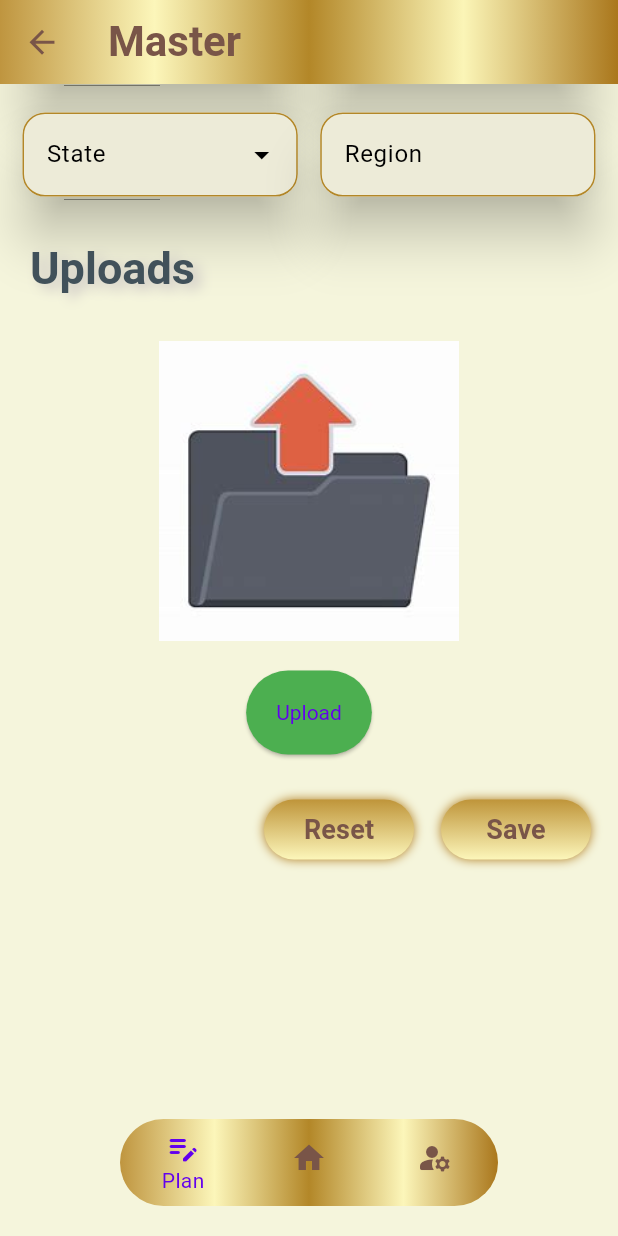
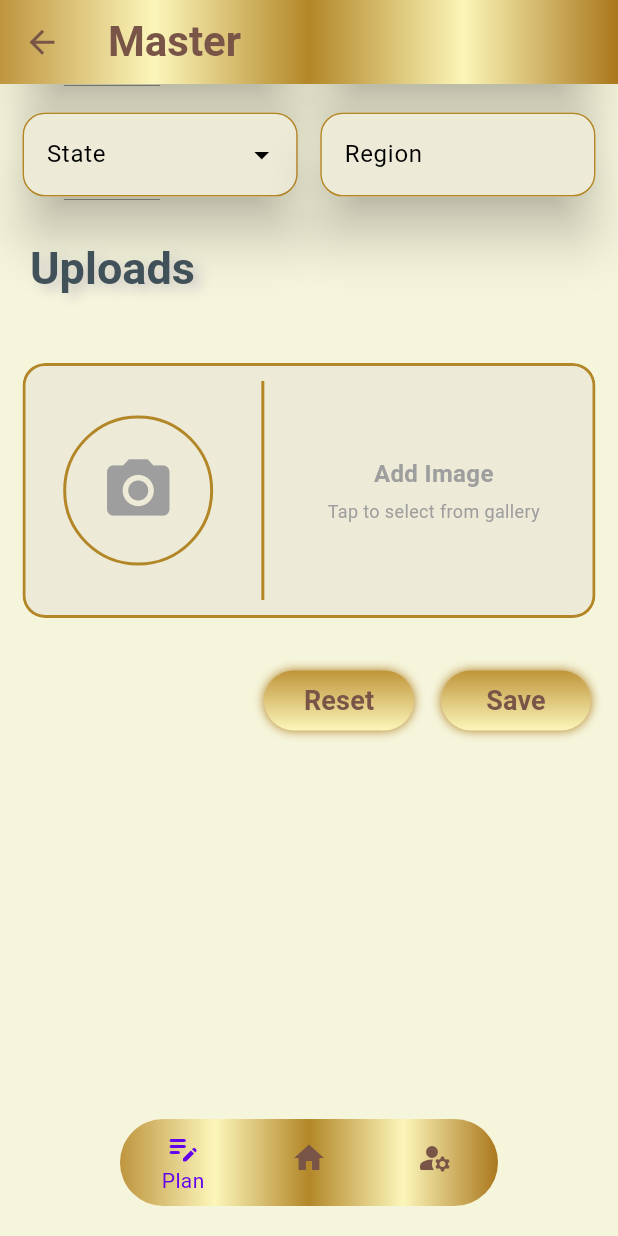
Before and after one commit to shivam-hub/mr-app, a Flutter app: the MasterScreen screen opened directly, scrolled down 576 dp, on a phone screen of 412 x 824 dp. Run offline on Flutter 3.47's test engine with Material 3 defaults, Android fonts, the phone set to English and light mode, and no system bars; drawn by our look-alikes of dropdown_textfield; our stand-ins replace bloc, date_picker_timeline, date_time_picker, equatable, flutter_bloc, geolocator and 4 more; accounts and stored records are empty.

Commit message:
upload image done

```diff
--- a/lib/screens/master_screen.dart
+++ b/lib/screens/master_screen.dart
@@ -113,8 +113,8 @@ class _MasterScreenState extends State<MasterScreen> {
                       titleTextStyle:
                           TextStyle(fontWeight: FontWeight.w600, shadows: [
                         Shadow(
-                          color:
-                              Color.fromARGB(255, 201, 195, 195), // shadow color
+                          color: Color.fromARGB(
+                              255, 201, 195, 195), // shadow color
                           offset: Offset(5.0, 3.0), // shadow offset
                           blurRadius: 10, // shadow blur radius
                         ),
@@ -171,8 +171,8 @@ class _MasterScreenState extends State<MasterScreen> {
                       titleTextStyle:
                           TextStyle(fontWeight: FontWeight.w600, shadows: [
                         Shadow(
-                          color:
-                              Color.fromARGB(255, 201, 195, 195), // shadow color
+                          color: Color.fromARGB(
+                              255, 201, 195, 195), // shadow color
                           offset: Offset(5.0, 3.0), // shadow offset
                           blurRadius: 10, // shadow blur radius
                         ),
@@ -260,8 +260,8 @@ class _MasterScreenState extends State<MasterScreen> {
                       titleTextStyle:
                           TextStyle(fontWeight: FontWeight.w600, shadows: [
                         Shadow(
-                          color:
-                              Color.fromARGB(255, 201, 195, 195), // shadow color
+                          color: Color.fromARGB(
+                              255, 201, 195, 195), // shadow color
                           offset: Offset(5.0, 3.0), // shadow offset
                           blurRadius: 10, // shadow blur radius
                         ),
@@ -270,42 +270,86 @@ class _MasterScreenState extends State<MasterScreen> {
                     ),
 
                     // Add your photo upload widget here
-                    Column(
-                      mainAxisAlignment: MainAxisAlignment.center,
-                      children: [
-                        selectedImagePath == ''
-                            ? Image.asset(
-                                'asset/images/image.jpg',
-                                height: 200,
-                                width: 200,
-                                fit: BoxFit.fill,
-                              )
-                            : Image.file(
-                                File(selectedImagePath),
-                                height: 200,
-                                width: 200,
-                                fit: BoxFit.fill,
+                    Container(
+                      height: 200,
+                      padding: const EdgeInsets.all(15),
+                      child: ClipRRect(
+                        borderRadius: BorderRadius.circular(15),
+                        child: Container(
+                          decoration: BoxDecoration(
+                            border: Border.all(
+                              color: AppColors.textFieldBorderColor,
+                              width: 2,
+                            ),
+                            borderRadius: BorderRadius.circular(15),
+                            color: const Color.fromARGB(255, 237, 235, 216),
+                          ),
+                          child: Row(
+                            mainAxisAlignment: MainAxisAlignment.spaceEvenly,
+                            children: [
+                              Container(
+                                width: 100,
+                                height: 100,
+                                decoration: BoxDecoration(
+                                  shape: BoxShape.circle,
+                                  border: Border.all(
+                                    color: AppColors.textFieldBorderColor,
+                                    width: 2,
+                                  ),
+                                ),
+                                child: Icon(
+                                  Icons.camera_alt,
+                                  size: 50,
+                                  color: Colors.grey,
+                                ),
                               ),
-                        const SizedBox(
-                          height: 20.0,
+                              const VerticalDivider(
+                                color: AppColors.textFieldBorderColor,
+                                thickness: 2,
+                                indent: 10,
+                                endIndent: 10,
+                              ),
+                              InkWell(
+                                onTap: () async {
+                                  selectImage(context);
+                                  setState(() {});
+                                },
+                                child: Container(
+                                  padding: const EdgeInsets.all(10),
+                                  decoration: BoxDecoration(
+                                    color: const Color.fromARGB(
+                                        255, 237, 235, 216),
+                                    borderRadius: BorderRadius.circular(8),
+                                  ),
+                                  child: const Column(
+                                    mainAxisAlignment: MainAxisAlignment.center,
+                                    children: [
+                                      Text(
+                                        'Add Image',
+                                        style: TextStyle(
+                                          fontSize: 16,
+                                          fontWeight: FontWeight.bold,
+                                          color: Colors.grey,
+                                        ),
+                                      ),
+                                      SizedBox(height: 5),
+                                      Text(
+                                        'Tap to select from gallery',
+                                        style: TextStyle(
+                                          fontSize: 12,
+                                          color: Colors.grey,
+                                        ),
+                                      ),
+                                    ],
+                                  ),
+                                ),
+                              ),
+                            ],
+                          ),
                         ),
-                        ElevatedButton(
-                            style: ButtonStyle(
-                                backgroundColor:
-                                    MaterialStateProperty.all(Colors.green),
-                                padding: MaterialStateProperty.all(
-                                    const EdgeInsets.all(20)),
-                                textStyle: MaterialStateProperty.all(
-                                    const TextStyle(
-                                        fontSize: 14, color: Colors.white))),
-                            onPressed: () async {
-                              selectImage(context);
-                              setState(() {});
-                            },
-                            child: const Text('Upload')),
-                        const SizedBox(height: 10),
-                      ],
+                      ),
                     ),
+
                     const SizedBox(height: 20),
                     Row(
                       mainAxisAlignment: MainAxisAlignment.end,
```
Also changed, not shown: asset/images/image.jpg.
